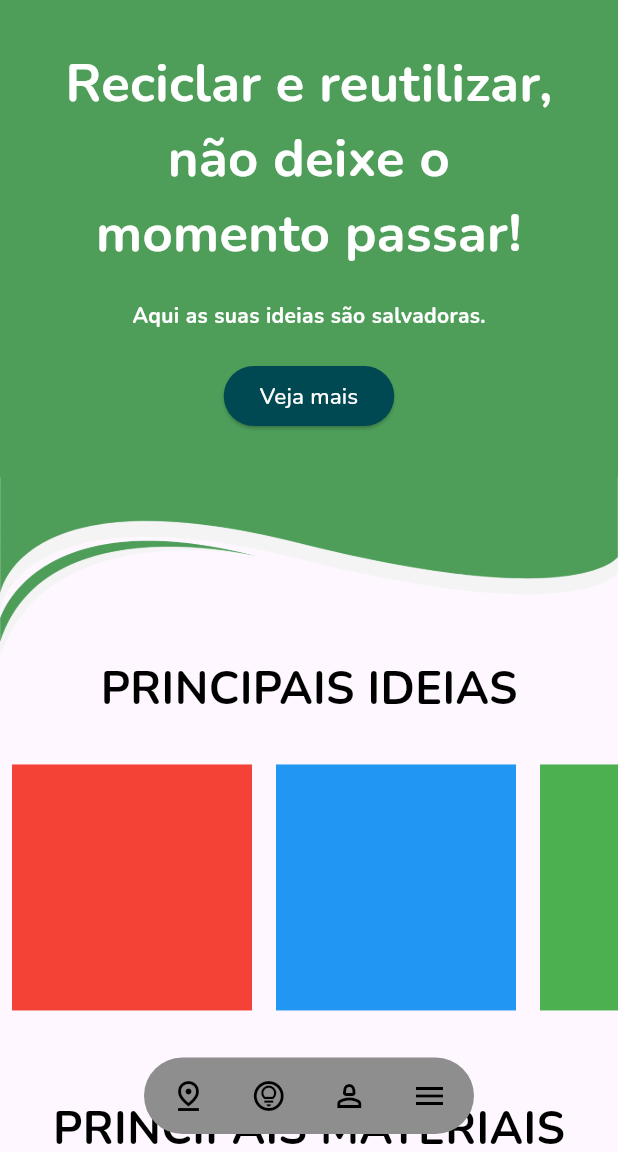
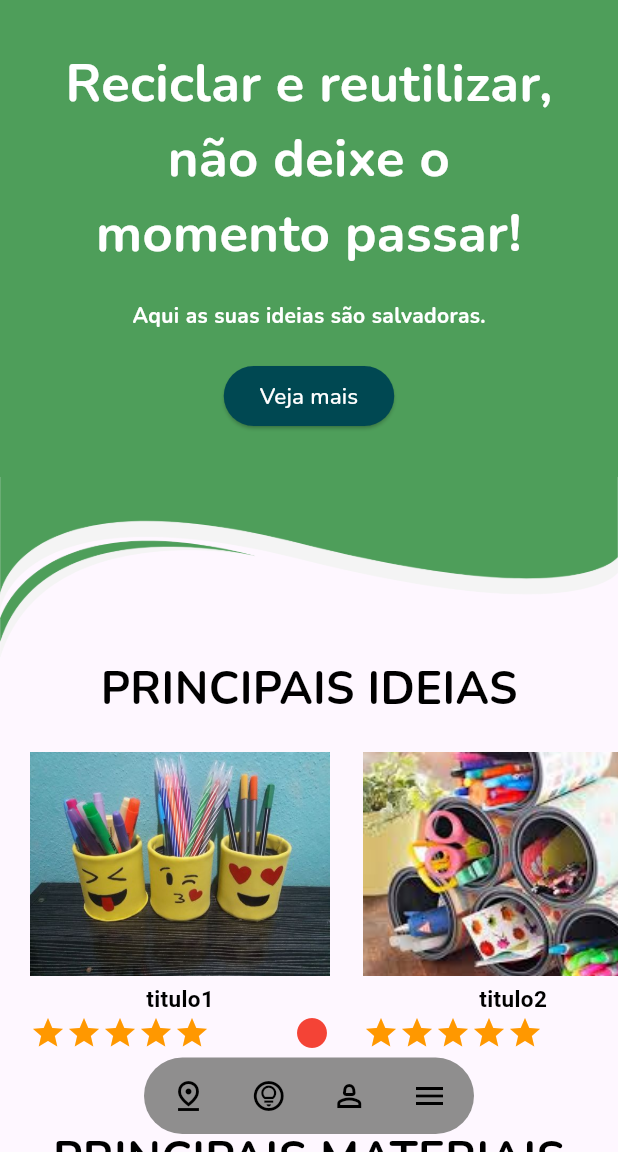
Before and after one commit to BeatrizAcardia/flutter_application_ecoment_inicial, a Flutter app: the screen it shows after launch, on a phone screen of 412 x 824 dp, the part 84-1236 px from its top. Run offline on Flutter 3.47's test engine with Material 3 defaults, Android fonts, the phone set to English and light mode, and no system bars; our stand-ins replace email_validator; missing offline and left inert: br_validators.

Commit message:
Carrosel com  Cards

```diff
--- a/lib/views/inicial.dart
+++ b/lib/views/inicial.dart
@@ -1,9 +1,10 @@
-// ignore_for_file: prefer_const_literals_to_create_immutables, prefer_const_constructors, unused_import, override_on_non_overriding_member, annotate_overrides, prefer_final_fields, unnecessary_import
+// ignore_for_file: prefer_const_literals_to_create_immutables, prefer_const_constructors, unused_import, override_on_non_overriding_member, annotate_overrides, prefer_final_fields, unnecessary_import, sized_box_for_whitespace, unused_local_variable, avoid_unnecessary_containers
 
 import 'package:flutter/material.dart';
 import 'package:flutter/widgets.dart';
 import 'package:flutter_application_ecoment_inicial/defaultWidgets/bottomAppBar.dart';
 import 'package:flutter_application_ecoment_inicial/defaultWidgets/drawer.dart';
+import 'package:flutter_application_ecoment_inicial/models/ideia.dart';
 import 'package:flutter_application_ecoment_inicial/views/ideiasGerais.dart';
 import 'package:flutter_application_ecoment_inicial/views/minhaConta.dart';
 import 'package:flutter_application_ecoment_inicial/views/pontosColeta.dart';
@@ -16,6 +17,12 @@ class Myinicial extends StatefulWidget {
 }
 
 class _MyinicialState extends State<Myinicial> {
+
+    TextStyle ideaTitle = TextStyle(
+    color: Colors.black,
+    fontSize: 15,
+    fontWeight: FontWeight.w700,
+  );
   final GlobalKey<ScaffoldState> _scaffoldKey = GlobalKey<ScaffoldState>();
 
   @override
@@ -23,6 +30,8 @@ class _MyinicialState extends State<Myinicial> {
     final onda = SizedBox(
       child: Image.asset('assets/imgs/ondaDebaixoLanding.png'),
     );
+
+
 
     final metal = SizedBox(
         height: 100, width: 100, child: Image.asset('assets/imgs/metal.png'));
@@ -42,6 +51,15 @@ class _MyinicialState extends State<Myinicial> {
 
     final vidro = SizedBox(
         height: 100, width: 100, child: Image.asset('assets/imgs/vidro.png'));
+
+  List<Ideia> listaIdeias = [
+    Ideia.ti("titulo1", "assets/imgs/ideia1.jpg", Colors.red),
+    Ideia.ti("titulo2", "assets/imgs/ideia2.jpg", Colors.green),
+    Ideia.ti("titulo3", "assets/imgs/ideia1.jpg", Colors.yellow),
+    Ideia.ti("titulo4", "assets/imgs/ideia2.jpg", Colors.green),
+    Ideia.ti("titulo5", "assets/imgs/ideia2.jpg", Colors.red),
+    Ideia.ti("titulo6", "assets/imgs/ideia2.jpg", Colors.green),
+  ];
 
     return Scaffold(
         key: _scaffoldKey,
@@ -117,44 +135,21 @@ class _MyinicialState extends State<Myinicial> {
                 //carrossel aqui quando eu conseguir !!
        Container(
         margin: const EdgeInsets.symmetric(vertical: 20),
-  height: 180, //tamanho dos containers
+        height: 200, //tamanho dos containers
         child: ListView(
           // This next line does the trick.
           scrollDirection: Axis.horizontal,
           children: <Widget>[
-      Padding(
-        padding: const EdgeInsets.all(8.0), // adicione o padding desejado aqui
+            Container(
+
+              padding: EdgeInsets.symmetric(horizontal: 20),
               child: Container(
-          width: 160,
-          color: Colors.red,
+              child: Wrap(
+                spacing: 22.0, // Espaçamento horizontal entre os itens
+                children: listaIdeias.map((ideia) {
+                  return gerarCard(ideia.getTitulo, ideia.getImg, ideia.getDificuldade);
+                }).toList(),
               ),
-      ),
-      Padding(
-        padding: const EdgeInsets.all(8.0), // adicione o padding desejado aqui
-        child: Container(
-          width: 160,
-          color: Colors.blue,
-        ),
-      ),
-      Padding(
-        padding: const EdgeInsets.all(8.0), // adicione o padding desejado aqui
-        child: Container(
-          width: 160,
-          color: Colors.green,
-        ),
-      ),
-      Padding(
-        padding: const EdgeInsets.all(8.0), // adicione o padding desejado aqui
-        child: Container(
-          width: 160,
-          color: Colors.yellow,
-        ),
-      ),
-      Padding(
-        padding: const EdgeInsets.all(8.0), // adicione o padding desejado aqui
-        child: Container(
-          width: 160,
-          color: Colors.orange,
             ),
           ),
           ],
@@ -164,6 +159,9 @@ class _MyinicialState extends State<Myinicial> {
 
         SizedBox(height: 30,),
 
+        Container(
+          height: 300,
+          child: Column(children: [
             Text(
                   "PRINCIPAIS MATERIAIS",
                   style: TextStyle(
@@ -204,10 +202,59 @@ class _MyinicialState extends State<Myinicial> {
                    ],)
                    ],
                 )
+          ],),
+        )
               ],
             )),
             WidgetBottomAppBar(scaffoldKey: _scaffoldKey)
           ],
         ));
   }
+
+    Container gerarCard (String titulo, String imgUrl, Color dificuldade){
+    return Container(
+          width: 200,
+          child: Column(
+            children: [
+              MouseRegion(
+              cursor: SystemMouseCursors.click,
+              child: GestureDetector(
+                child: Column(children: [
+                SizedBox(
+                width: 200,
+                child: Image.asset("$imgUrl",height: 149, fit: BoxFit.cover,),
+                ),
+              SizedBox(height: 5),
+              Text(titulo, style: ideaTitle),
+                ],),
+                onTap: () {
+
+                },
+              )
+              ),
+              Row(
+                mainAxisAlignment: MainAxisAlignment.spaceBetween,
+                children: [
+                  Row(
+                    mainAxisAlignment: MainAxisAlignment.start,
+                    children: [
+                      Icon(Icons.star, color: Colors.orange),
+                      Icon(Icons.star, color: Colors.orange),
+                      Icon(Icons.star, color: Colors.orange),
+                      Icon(Icons.star, color: Colors.orange),
+                      Icon(Icons.star, color: Colors.orange),
+
+                    ],
+                  ),
+                  Row(
+                    children: [
+                      Icon(Icons.circle, color: dificuldade),
+                    ],
+                  ),
+                ],
+              ),
+            ],
+          ),
+        );
   }
+}
```
Lines whose indentation alone changed are shown as unchanged.
